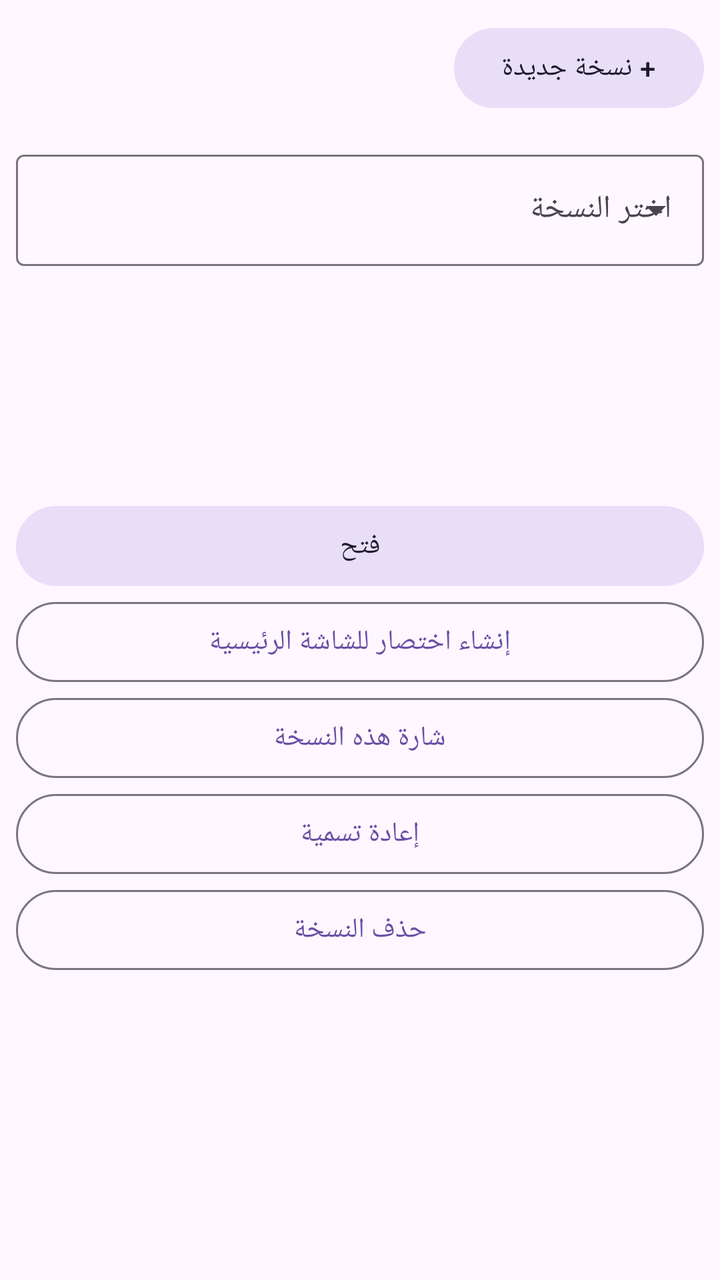
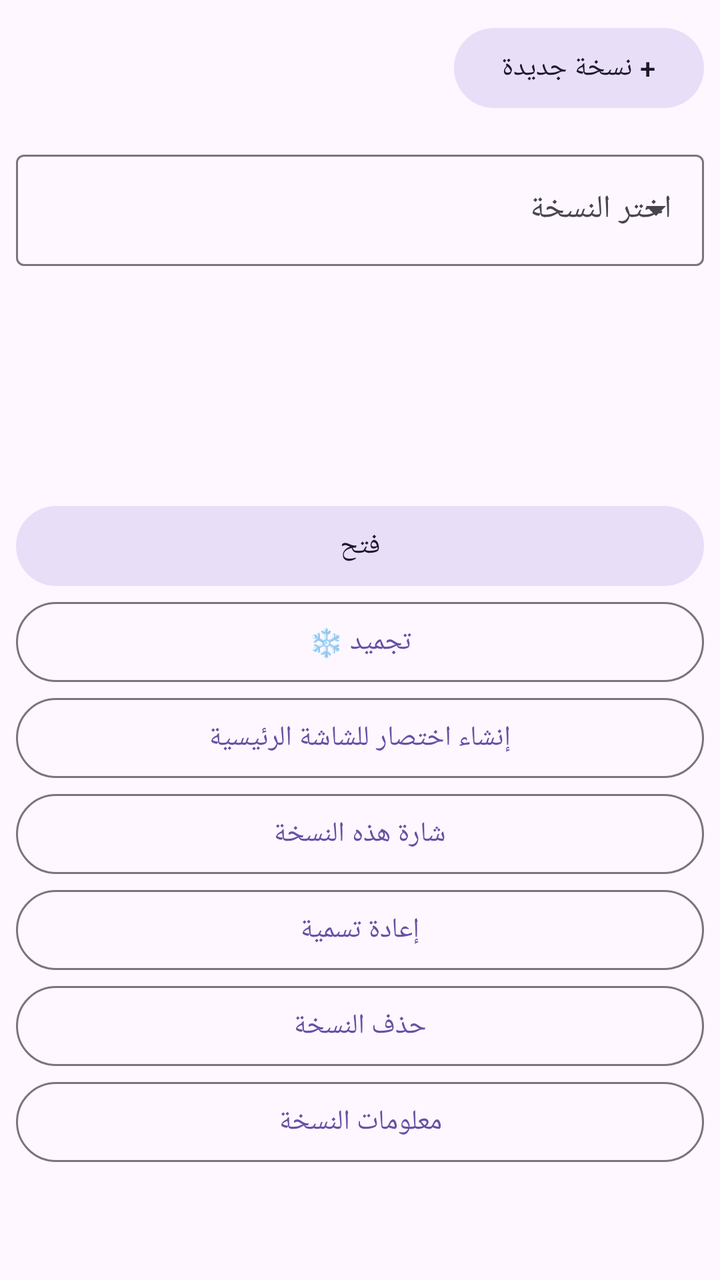

Two renders of the same Android screen: before a commit and after it. Below are the layout's source before the change and the commit's diff.
<!-- AndroidManifest.xml: application theme Theme.ClonePilot -->
<!-- res/layout/dialog_manage.xml -->
<?xml version="1.0" encoding="utf-8"?>
<ScrollView xmlns:android="http://schemas.android.com/apk/res/android"
    android:layout_width="match_parent"
    android:layout_height="wrap_content">

<LinearLayout
    android:orientation="vertical"
    android:layout_width="match_parent"
    android:layout_height="wrap_content"
    android:padding="8dp">

    <LinearLayout
        android:orientation="horizontal"
        android:layout_width="match_parent"
        android:layout_height="wrap_content"
        android:gravity="center_vertical">

        <ImageView
            android:id="@+id/app_icon"
            android:layout_width="52dp"
            android:layout_height="52dp" />

        <LinearLayout
            android:orientation="vertical"
            android:layout_width="0dp"
            android:layout_weight="1"
            android:layout_height="wrap_content"
            android:layout_marginStart="12dp">

            <TextView
                android:id="@+id/app_name"
                android:layout_width="wrap_content"
                android:layout_height="wrap_content"
                android:textAppearance="?attr/textAppearanceTitleMedium" />

            <TextView
                android:id="@+id/app_count"
                android:layout_width="wrap_content"
                android:layout_height="wrap_content"
                android:textAppearance="?attr/textAppearanceBodySmall" />
        </LinearLayout>

        <com.google.android.material.button.MaterialButton
            android:id="@+id/btn_new"
            android:layout_width="wrap_content"
            android:layout_height="wrap_content"
            android:text="@string/manage_new"
            style="@style/Widget.Material3.Button.TonalButton" />
    </LinearLayout>

    <com.google.android.material.textfield.TextInputLayout
        android:layout_width="match_parent"
        android:layout_height="wrap_content"
        android:layout_marginTop="12dp"
        android:hint="@string/manage_choose"
        style="@style/Widget.Material3.TextInputLayout.OutlinedBox.ExposedDropdownMenu">

        <AutoCompleteTextView
            android:id="@+id/spinner"
            android:layout_width="match_parent"
            android:layout_height="wrap_content"
            android:inputType="none" />
    </com.google.android.material.textfield.TextInputLayout>

    <ImageView
        android:id="@+id/selected_icon"
        android:layout_width="96dp"
        android:layout_height="96dp"
        android:layout_gravity="center_horizontal"
        android:layout_marginTop="12dp"
        android:layout_marginBottom="8dp" />

    <com.google.android.material.button.MaterialButton
        android:id="@+id/btn_open"
        android:layout_width="match_parent"
        android:layout_height="wrap_content"
        android:text="@string/open"
        style="@style/Widget.Material3.Button.TonalButton" />

    <com.google.android.material.button.MaterialButton
        android:id="@+id/btn_shortcut"
        android:layout_width="match_parent"
        android:layout_height="wrap_content"
        android:text="@string/manage_shortcut_btn"
        style="@style/Widget.Material3.Button.OutlinedButton" />

    <com.google.android.material.button.MaterialButton
        android:id="@+id/btn_badge_one"
        android:layout_width="match_parent"
        android:layout_height="wrap_content"
        android:text="@string/manage_badge_btn"
        style="@style/Widget.Material3.Button.OutlinedButton" />

    <com.google.android.material.button.MaterialButton
        android:id="@+id/btn_rename"
        android:layout_width="match_parent"
        android:layout_height="wrap_content"
        android:text="@string/manage_rename_btn"
        style="@style/Widget.Material3.Button.OutlinedButton" />

    <com.google.android.material.button.MaterialButton
        android:id="@+id/btn_delete"
        android:layout_width="match_parent"
        android:layout_height="wrap_content"
        android:text="@string/manage_delete_btn"
        style="@style/Widget.Material3.Button.OutlinedButton" />
</LinearLayout>
</ScrollView>
<!-- resources referenced by this layout -->
<resources>
  <string name="manage_badge_btn">شارة هذه النسخة</string>
  <string name="manage_choose">اختر النسخة</string>
  <string name="manage_delete_btn">حذف النسخة</string>
  <string name="manage_new">+ نسخة جديدة</string>
  <string name="manage_rename_btn">إعادة تسمية</string>
  <string name="manage_shortcut_btn">إنشاء اختصار للشاشة الرئيسية</string>
  <string name="open">فتح</string>
  <style name="Theme.ClonePilot" parent="Theme.Material3.DayNight.NoActionBar">
          <item name="colorPrimary">@color/seed</item>
      </style>
  <color name="seed">#6750A4</color>
</resources>

<!-- the commit's change to res/layout/dialog_manage.xml (unified diff, before → after) -->
@@ -78,6 +78,13 @@
         style="@style/Widget.Material3.Button.TonalButton" />
 
     <com.google.android.material.button.MaterialButton
+        android:id="@+id/btn_freeze"
+        android:layout_width="match_parent"
+        android:layout_height="wrap_content"
+        android:text="@string/freeze"
+        style="@style/Widget.Material3.Button.OutlinedButton" />
+
+    <com.google.android.material.button.MaterialButton
         android:id="@+id/btn_shortcut"
         android:layout_width="match_parent"
         android:layout_height="wrap_content"
@@ -104,5 +111,12 @@
         android:layout_height="wrap_content"
         android:text="@string/manage_delete_btn"
         style="@style/Widget.Material3.Button.OutlinedButton" />
+
+    <com.google.android.material.button.MaterialButton
+        android:id="@+id/btn_appinfo"
+        android:layout_width="match_parent"
+        android:layout_height="wrap_content"
+        android:text="@string/app_info_btn"
+        style="@style/Widget.Material3.Button.OutlinedButton" />
 </LinearLayout>
 </ScrollView>
<!-- resource entries referenced after the edit -->
@@ -1,5 +1,7 @@
 <!-- resources referenced by this layout -->
 <resources>
+  <string name="app_info_btn">معلومات النسخة</string>
+  <string name="freeze">تجميد ❄</string>
   <string name="manage_badge_btn">شارة هذه النسخة</string>
   <string name="manage_choose">اختر النسخة</string>
   <string name="manage_delete_btn">حذف النسخة</string>
